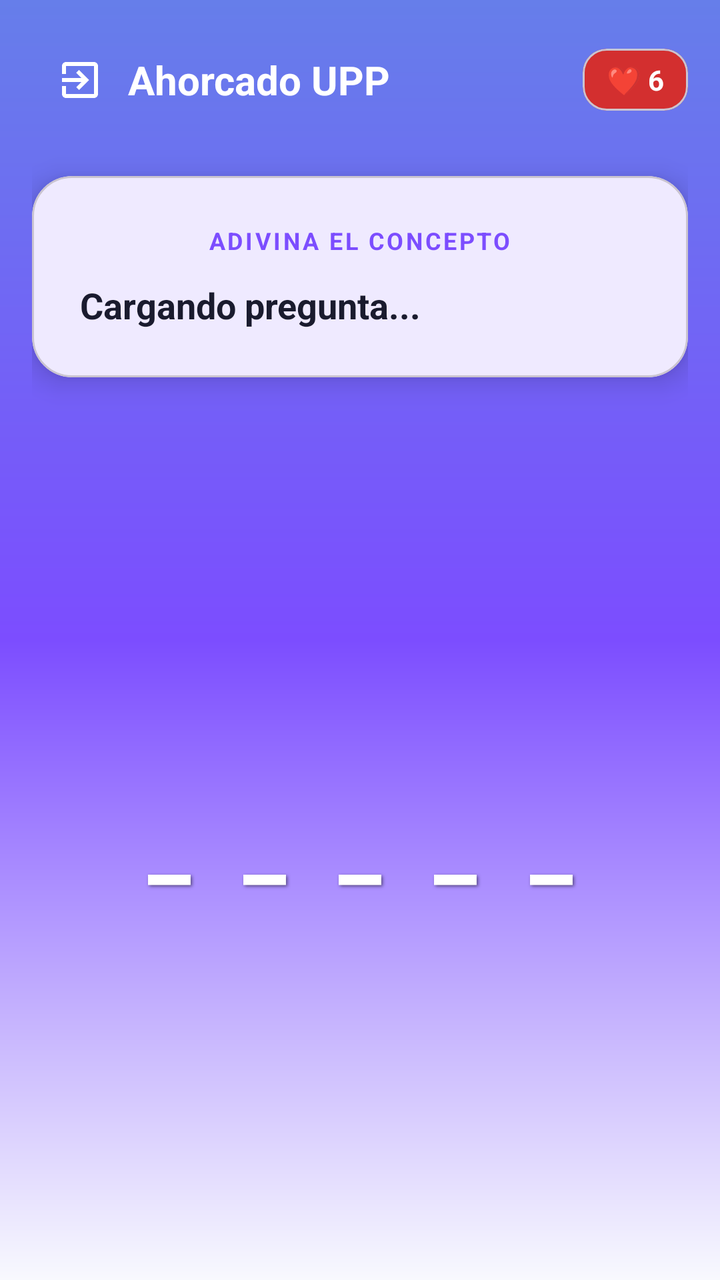
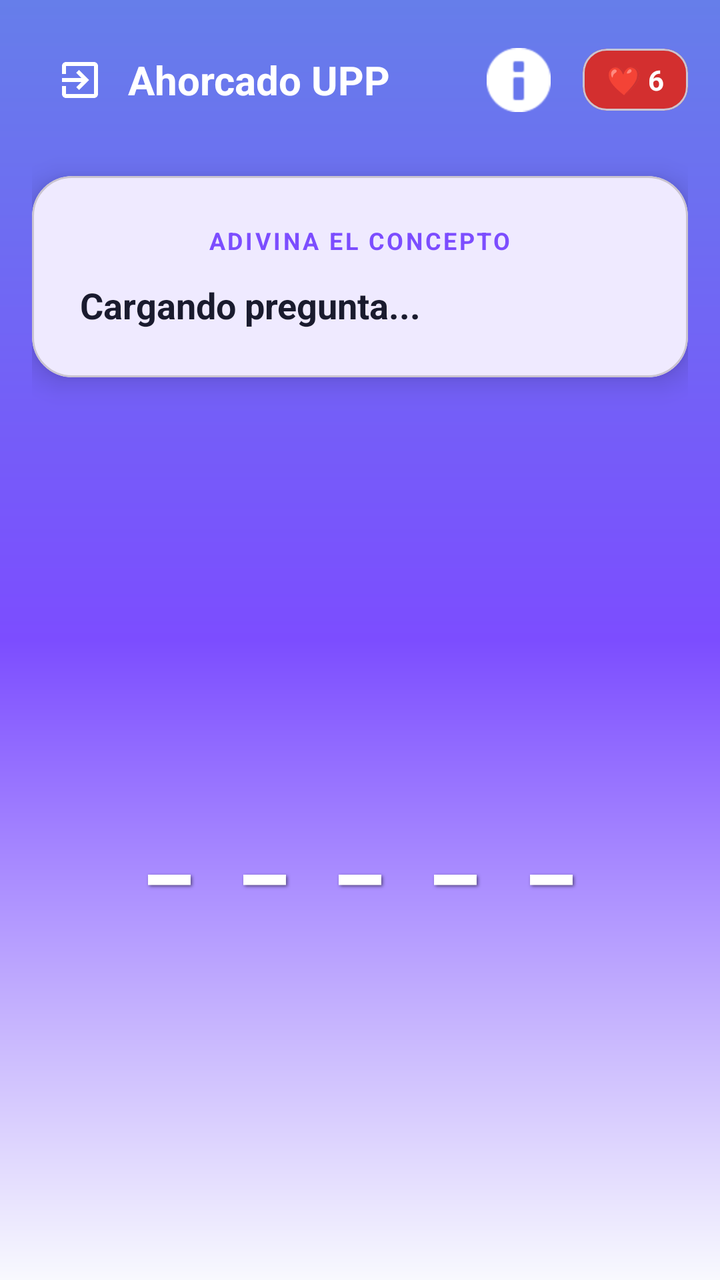

An Android layout rendered at two revisions. The XML below is the earlier revision; the diff shows what the commit changed to produce the second picture.
<!-- AndroidManifest.xml: activity theme Theme.ReglamentoUpp -->
<!-- res/layout/activity_hangman.xml -->
<?xml version="1.0" encoding="utf-8"?>
<androidx.constraintlayout.widget.ConstraintLayout xmlns:android="http://schemas.android.com/apk/res/android"
    xmlns:app="http://schemas.android.com/apk/res-auto"
    xmlns:tools="http://schemas.android.com/tools"
    android:layout_width="match_parent"
    android:layout_height="match_parent"
    android:background="@drawable/game_background"
    android:padding="16dp"
    tools:context=".HangmanActivity">

    <LinearLayout
        android:id="@+id/headerLayout"
        android:layout_width="match_parent"
        android:layout_height="wrap_content"
        android:orientation="horizontal"
        android:gravity="center_vertical"
        app:layout_constraintTop_toTopOf="parent">

        <ImageButton
            android:id="@+id/btnBack"
            android:layout_width="48dp"
            android:layout_height="48dp"
            android:background="?attr/selectableItemBackgroundBorderless"
            android:src="@drawable/ic_logout"
            app:tint="@color/white"
            android:contentDescription="Volver" />

        <TextView
            android:layout_width="0dp"
            android:layout_height="wrap_content"
            android:layout_weight="1"
            android:text="Ahorcado UPP"
            android:textAlignment="center"
            android:textColor="@color/white"
            android:textStyle="bold"
            android:textSize="20sp" />

        <com.google.android.material.card.MaterialCardView
            android:layout_width="wrap_content"
            android:layout_height="wrap_content"
            app:cardCornerRadius="12dp"
            app:cardBackgroundColor="#D32F2F">
            <TextView
                android:id="@+id/tvHangmanLives"
                android:layout_width="wrap_content"
                android:layout_height="wrap_content"
                android:paddingHorizontal="12dp"
                android:paddingVertical="6dp"
                android:text="❤️ 6"
                android:textColor="@color/white"
                android:textStyle="bold" />
        </com.google.android.material.card.MaterialCardView>
    </LinearLayout>

    <com.google.android.material.card.MaterialCardView
        android:id="@+id/cardQuestion"
        android:layout_width="match_parent"
        android:layout_height="wrap_content"
        android:layout_marginTop="24dp"
        app:cardCornerRadius="20dp"
        app:cardElevation="8dp"
        app:cardBackgroundColor="@color/white"
        app:layout_constraintTop_toBottomOf="@id/headerLayout">

        <LinearLayout
            android:layout_width="match_parent"
            android:layout_height="wrap_content"
            android:orientation="vertical"
            android:padding="24dp">

            <TextView
                android:layout_width="wrap_content"
                android:layout_height="wrap_content"
                android:text="ADIVINA EL CONCEPTO"
                android:textSize="12sp"
                android:letterSpacing="0.1"
                android:textColor="@color/upp_primary"
                android:textStyle="bold"
                android:layout_gravity="center"/>

            <TextView
                android:id="@+id/tvQuestion"
                android:layout_width="match_parent"
                android:layout_height="wrap_content"
                android:layout_marginTop="12dp"
                android:text="Cargando pregunta..."
                android:textAlignment="center"
                android:textColor="@color/text_primary"
                android:textSize="18sp"
                android:textStyle="bold"
                android:lineSpacingExtra="4dp"/>
        </LinearLayout>
    </com.google.android.material.card.MaterialCardView>

    <TextView
        android:id="@+id/tvHangmanWord"
        android:layout_width="match_parent"
        android:layout_height="wrap_content"
        android:layout_marginTop="40dp"
        android:gravity="center"
        android:text="_ _ _ _ _"
        android:textColor="@color/white"
        android:textSize="48sp"
        android:textStyle="bold"
        android:letterSpacing="0.15"
        android:shadowColor="#80000000"
        android:shadowDx="2"
        android:shadowDy="2"
        android:shadowRadius="4"
        app:layout_constraintTop_toBottomOf="@id/cardQuestion"
        app:layout_constraintBottom_toTopOf="@id/layoutTeclado"/>

    <LinearLayout
        android:id="@+id/layoutTeclado"
        android:layout_width="match_parent"
        android:layout_height="wrap_content"
        android:layout_marginBottom="16dp"
        android:orientation="vertical"
        android:gravity="center_horizontal"
        app:layout_constraintBottom_toBottomOf="parent"
        app:layout_constraintEnd_toEndOf="parent"
        app:layout_constraintStart_toStartOf="parent">
    </LinearLayout>

    <TextView
        android:id="@+id/tvHangmanTitle"
        android:layout_width="0dp"
        android:layout_height="0dp"
        android:visibility="gone"
        app:layout_constraintTop_toTopOf="parent"
        app:layout_constraintStart_toStartOf="parent"/>
    <Button
        android:id="@+id/btnHangmanHint"
        android:layout_width="0dp"
        android:layout_height="0dp"
        android:visibility="gone"
        app:layout_constraintTop_toTopOf="parent"
        app:layout_constraintStart_toStartOf="parent"/>
    <TextView
        android:id="@+id/tvHangmanHint"
        android:layout_width="0dp"
        android:layout_height="0dp"
        android:visibility="gone"
        app:layout_constraintTop_toTopOf="parent"
        app:layout_constraintStart_toStartOf="parent"/>

</androidx.constraintlayout.widget.ConstraintLayout>
<!-- resources referenced by this layout -->
<resources>
  <color name="text_primary">#1A1B2E</color>
  <color name="upp_primary">#7C4DFF</color>
  <color name="white">#FFFFFF</color>
  <!-- drawable game_background (drawable) -->
  <?xml version="1.0" encoding="utf-8"?>
  <shape xmlns:android="http://schemas.android.com/apk/res/android">
      <gradient
          android:angle="270"
          android:startColor="@color/gradient_start"
          android:centerColor="@color/upp_primary"
          android:endColor="@color/app_bg"
          android:endY="0.7"
          android:type="linear" />
  </shape>
  <!-- drawable ic_logout (drawable) -->
  <vector xmlns:android="http://schemas.android.com/apk/res/android"
      android:width="24dp"
      android:height="24dp"
      android:viewportWidth="24"
      android:viewportHeight="24"
      android:tint="#FFFFFF">
      <path
          android:fillColor="@android:color/white"
          android:pathData="M10.09,15.59L11.5,17l5,-5 -5,-5 -1.41,1.41L12.67,11H3v2h9.67l-2.58,2.59zM19,3H5c-1.11,0 -2,0.9 -2,2v4h2V5h14v14H5v-4H3v4c0,1.1 0.89,2 2,2h14c1.1,0 2,-0.9 2,-2V5c0,-1.1 -0.9,-2 -2,-2z"/>
  </vector>
  <style name="Theme.ReglamentoUpp" parent="Base.Theme.ReglamentoUpp" />
  <color name="gradient_start">@color/gradient_purple_start</color>
  <color name="app_bg">#F8F9FE</color>
  <style name="Base.Theme.ReglamentoUpp" parent="Theme.Material3.DayNight.NoActionBar">
          <item name="colorPrimary">@color/upp_primary</item>
          <item name="colorPrimaryVariant">@color/upp_primary_dark</item>
          <item name="colorOnPrimary">@color/text_light</item>
  
          <item name="colorSecondary">@color/upp_secondary</item>
          <item name="colorOnSecondary">@color/text_light</item>
  
          <item name="android:statusBarColor">@color/upp_primary_dark</item>
          <item name="android:windowLightStatusBar">false</item>
          <item name="android:colorBackground">@color/app_bg</item>
          <item name="colorSurface">@color/surface_color</item>
  
          <item name="android:colorEdgeEffect">@android:color/white</item>
      </style>
  <color name="gradient_purple_start">#667EEA</color>
  <color name="upp_primary_dark">#651FFF</color>
  <color name="text_light">#FFFFFF</color>
  <color name="upp_secondary">#00E5FF</color>
  <color name="surface_color">#FFFFFF</color>
</resources>

<!-- the commit's change to res/layout/activity_hangman.xml (unified diff, before → after) -->
@@ -34,6 +34,16 @@
             android:textColor="@color/white"
             android:textStyle="bold"
             android:textSize="20sp" />
+
+        <ImageButton
+            android:id="@+id/btnHelp"
+            android:layout_width="48dp"
+            android:layout_height="48dp"
+            android:layout_marginEnd="8dp"
+            android:background="?attr/selectableItemBackgroundBorderless"
+            android:src="@android:drawable/ic_dialog_info"
+            app:tint="@color/white"
+            android:contentDescription="Instrucciones" />
 
         <com.google.android.material.card.MaterialCardView
             android:layout_width="wrap_content"
